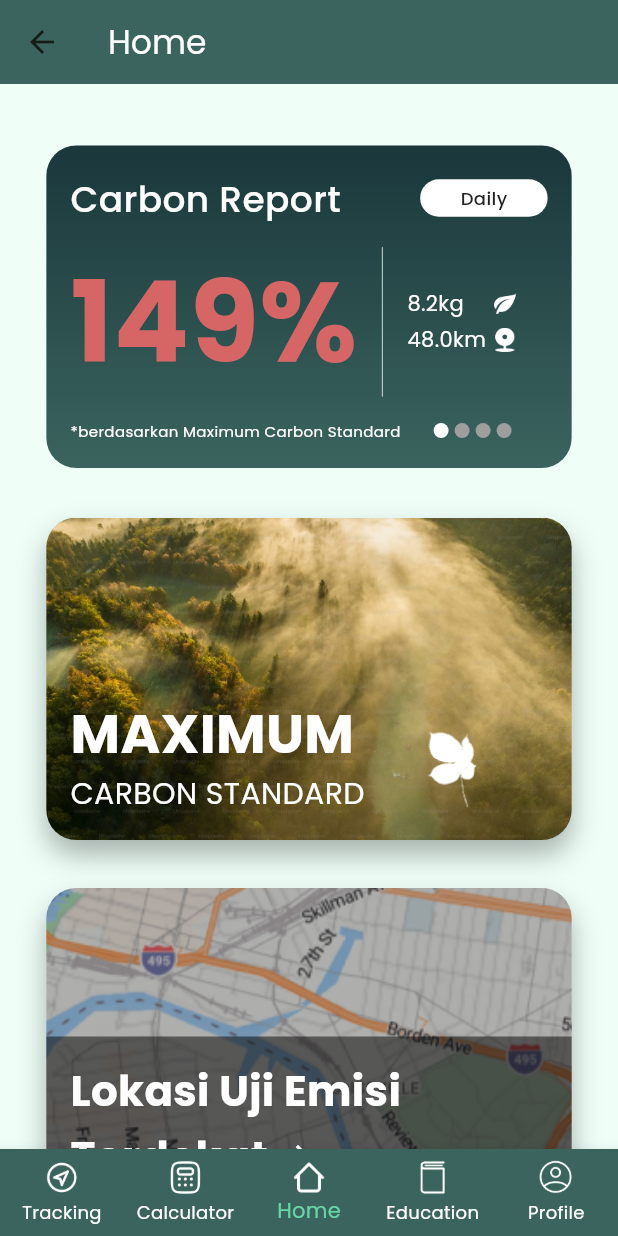
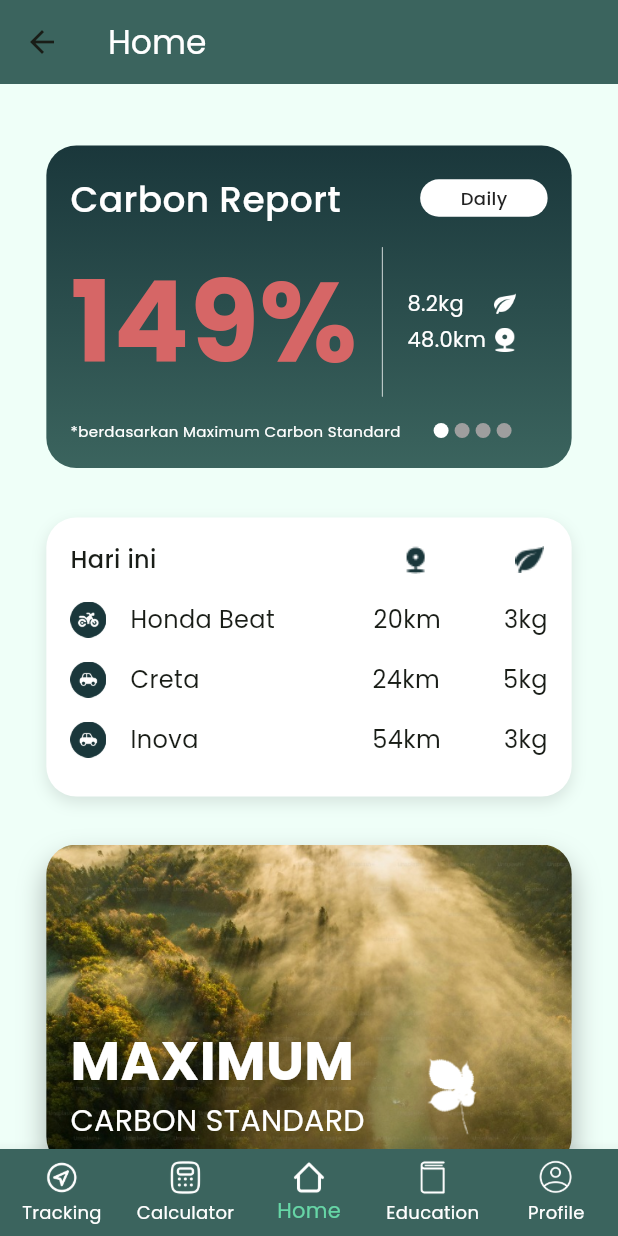
Before and after one commit to JoshuaValentineM/KarbonKU, a Flutter app: the HomePage screen opened by its route, on a phone screen of 412 x 824 dp. Run offline on Flutter 3.47's test engine with Material 3 defaults, Android fonts, the phone set to English and light mode, and no system bars; our stand-ins replace cloud_firestore, firebase_auth, firebase_core, firebase_storage, geolocator, google_maps_flutter and 3 more; missing offline and left inert: flutter_background, flutter_background_geolocation, flutter_facebook_auth, flutter_polyline_points; accounts and stored records are empty.

Commit message:
feat: carbon report detail

```diff
--- a/lib/model/Vehicle.dart
+++ b/lib/model/Vehicle.dart
@@ -2,10 +2,12 @@ class Vehicle {
   final String vehicleType;
   final String vehicleName;
   final int vehicleEmission;
+  final int? vehicleTravel;
 
   Vehicle({
     required this.vehicleType,
     required this.vehicleName,
     required this.vehicleEmission,
+    this.vehicleTravel,
   });
 }
--- a/lib/view/calculator_page.dart
+++ b/lib/view/calculator_page.dart
@@ -297,7 +297,7 @@ class _CalculatorPageState extends State<CalculatorPage> {
                               width: 24,
                               height: 24,
                             ),
-                            const SizedBox(width: 8),
+                            const SizedBox(width: 16),
                             Text(
                               vehicle.vehicleName,
                               style: const TextStyle(
--- a/lib/view/home_page.dart
+++ b/lib/view/home_page.dart
@@ -1,5 +1,6 @@
 import 'package:flutter/material.dart';
 import 'package:firebase_auth/firebase_auth.dart';
+import 'package:karbonku/model/Vehicle.dart';
 import 'package:karbonku/view/custom_bottom_nav.dart';
 import '../middleware/auth_middleware.dart';
 import 'carbon_report_view.dart';
@@ -22,6 +23,24 @@ class _HomePageState extends State<HomePage> {
   double carbonReportPercentage = 149.0; // Ganti dengan nilai yang sesuai
   double totalCarbonEmitted = 8.2; // Ganti dengan nilai yang sesuai
   double totalDistanceTraveled = 48.0; // Ganti dengan nilai yang sesuai
+
+  List<Vehicle> vehicles = [
+    Vehicle(
+        vehicleType: 'Motor',
+        vehicleName: 'Honda Beat',
+        vehicleEmission: 3,
+        vehicleTravel: 20),
+    Vehicle(
+        vehicleType: 'Mobil',
+        vehicleName: 'Creta',
+        vehicleEmission: 5,
+        vehicleTravel: 24),
+    Vehicle(
+        vehicleType: 'Mobil',
+        vehicleName: 'Inova',
+        vehicleEmission: 3,
+        vehicleTravel: 54),
+  ];
 
   List<String> cityList = [];
   String? selectedCity;
@@ -540,6 +559,110 @@ class _HomePageState extends State<HomePage> {
                 ],
               ),
             ),
+            const SizedBox(height: 32),
+            Container(
+              width: MediaQuery.of(context).size.width * 0.85,
+              height: 186,
+              decoration: BoxDecoration(
+                color: Colors.white,
+                borderRadius: BorderRadius.circular(20.0),
+                boxShadow: [
+                  BoxShadow(
+                    color: Colors.black.withOpacity(0.1),
+                    blurRadius: 8.0,
+                    offset: const Offset(0, 4),
+                  ),
+                ],
+              ),
+              child: SingleChildScrollView(
+                child: Padding(
+                  padding: const EdgeInsets.all(
+                      16.0), // Padding untuk seluruh konten
+                  child: Column(
+                    crossAxisAlignment: CrossAxisAlignment.stretch,
+                    children: [
+                      // Header row for first and second columns
+                      Row(
+                        mainAxisAlignment: MainAxisAlignment.start,
+                        children: [
+                          const Text(
+                            'Hari ini',
+                            style: TextStyle(
+                              fontSize: 16,
+                              fontWeight: FontWeight.w500,
+                            ),
+                          ),
+                          const Spacer(),
+                          Image.asset(
+                            'assets/img/pin_fill.png',
+                            width: 24,
+                            height: 24,
+                          ),
+                          const SizedBox(width: 52),
+                          Image.asset(
+                            'assets/img/daun.png',
+                            width: 24,
+                            height: 24,
+                          ),
+                        ],
+                      ),
+                      const SizedBox(height: 16),
+
+                      if (vehicles.isEmpty)
+                        const Center(
+                          child: Padding(
+                            padding: EdgeInsets.only(top: 112.0),
+                            child: Text(
+                              'Belum ada data.',
+                              style: TextStyle(fontSize: 16),
+                              textAlign: TextAlign.center,
+                            ),
+                          ),
+                        )
+                      else ...[
+                        // Loop through vehicles to display dynamic data
+                        for (var vehicle in vehicles) ...[
+                          Row(
+                            mainAxisAlignment: MainAxisAlignment.start,
+                            children: [
+                              Image.asset(
+                                vehicle.vehicleType == 'Motor'
+                                    ? 'assets/img/MotorbikeIconFill.png'
+                                    : 'assets/img/CarIconFill.png',
+                                width: 24,
+                                height: 24,
+                              ),
+                              const SizedBox(width: 16),
+                              Text(
+                                vehicle.vehicleName,
+                                style: const TextStyle(
+                                    fontFamily: 'Poppins', fontSize: 16),
+                              ),
+                              const Spacer(),
+                              const SizedBox(width: 8),
+                              Text(
+                                '${vehicle.vehicleTravel}km',
+                                style: const TextStyle(
+                                    fontFamily: 'Poppins', fontSize: 16),
+                              ),
+                              const SizedBox(width: 42),
+                              Text(
+                                '${vehicle.vehicleEmission}kg',
+                                style: const TextStyle(
+                                    fontFamily: 'Poppins', fontSize: 16),
+                              ),
+                            ],
+                          ),
+                          const SizedBox(height: 16),
+                        ],
+                        const SizedBox(height: 16),
+                        const SizedBox(height: 8),
+                      ],
+                    ],
+                  ),
+                ),
+              ),
+            ),
             const SizedBox(height: 32), // Jarak antar widget yang lebih besar
             GestureDetector(
               onTap: () => _showCarbonStandardPopup(context),
```
Also changed, not shown: assets/img/pin_fill.png (added), pubspec.lock, 5 other files.
